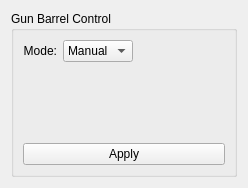
Old version of the form src/view/panel/gun/frame_gun_control_barrel.ui in the repository MiftahSalam/FA-FCS-2020-HMI.
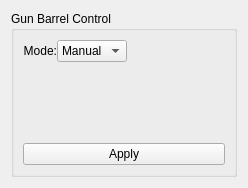
New version of the form. Custom widgets are drawn as their Qt base class.

Diff of the .ui file:
```diff
--- a/src/view/panel/gun/frame_gun_control_barrel.ui
+++ b/src/view/panel/gun/frame_gun_control_barrel.ui
@@ -32,6 +32,9 @@
       <string>Gun Barrel Control</string>
      </property>
      <layout class="QGridLayout" name="gridLayout">
+      <property name="verticalSpacing">
+       <number>1</number>
+      </property>
       <item row="0" column="0">
        <layout class="QHBoxLayout" name="horizontalLayout">
         <item>
```
